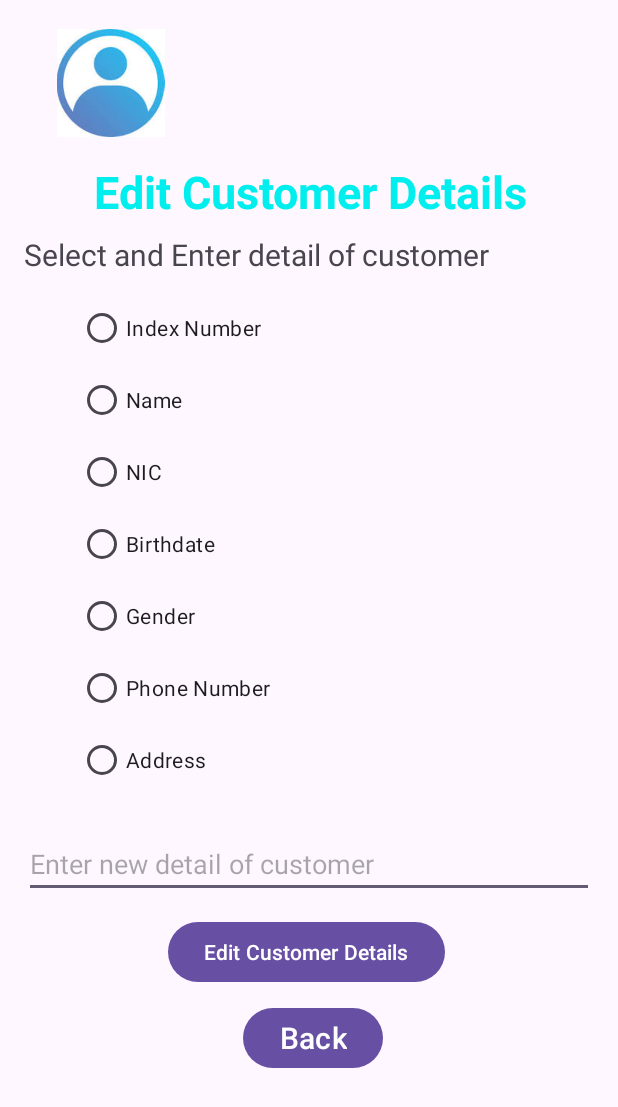
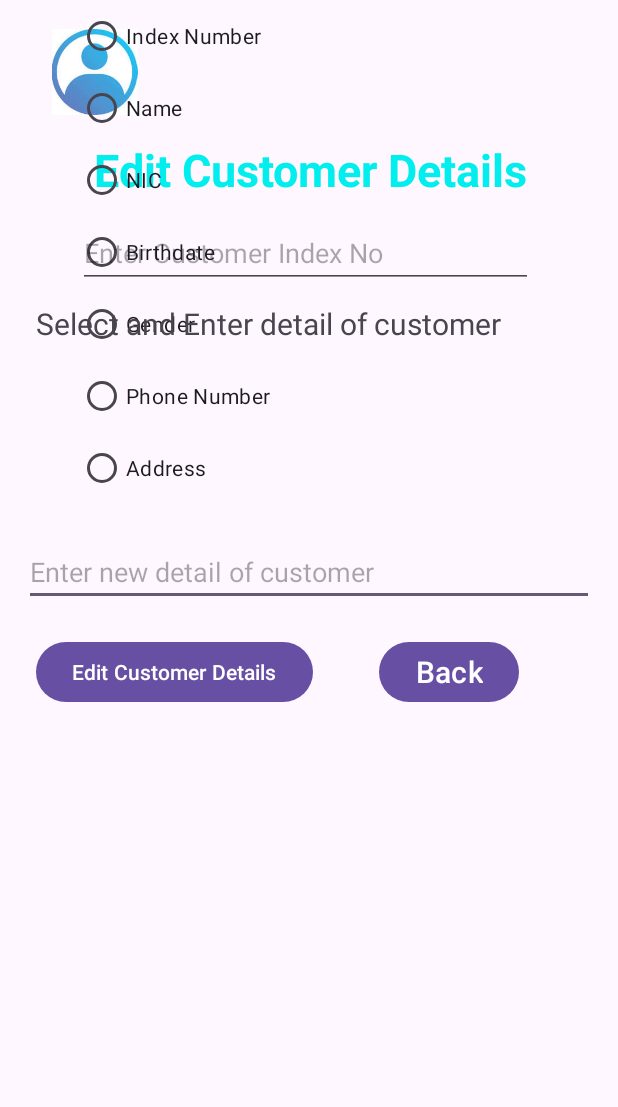
Before and after one commit to TharushiSamindara/ClientKeeper, an Android app: the EditCustomerActivity screen opened directly, with no data from a screen before it, on a phone screen of 412 x 824 dp. Shown: the top 1107 px of the screen. Run offline under Robolectric (Android 15) with nearby library versions, the phone set to English and light mode, and no system bars.

Commit message:
edit text function

```diff
--- a/app/src/main/java/com/example/clientkeeper/EditCustomerActivity.kt
+++ b/app/src/main/java/com/example/clientkeeper/EditCustomerActivity.kt
@@ -1,12 +1,18 @@
 package com.example.clientkeeper
 
+import android.annotation.SuppressLint
 import android.content.Intent
 import androidx.appcompat.app.AppCompatActivity
 import android.os.Bundle
+import android.provider.MediaStore.Audio.Radio
 import android.widget.Button
+import android.widget.EditText
+import android.widget.RadioButton
+import android.widget.RadioGroup
 import android.widget.TextView
 
 class EditCustomerActivity : AppCompatActivity() {
+    @SuppressLint("MissingInflatedId")
     override fun onCreate(savedInstanceState: Bundle?) {
         super.onCreate(savedInstanceState)
         setContentView(R.layout.activity_edit_customer)
@@ -17,6 +23,12 @@ class EditCustomerActivity : AppCompatActivity() {
 
         val usernameInsert = findViewById<TextView>(R.id.txtUsername)
         usernameInsert.text = usernameFromLogin
+
+        //get column name
+        val editColumn = findViewById<RadioGroup>(R.id.radioGroup)
+
+        //get edited customer index
+        val editedCustomerIndex = findViewById<EditText>(R.id.editTextEditedIndex)
 
         //back button
         val btnBack = findViewById<Button>(R.id.btnBack)
--- a/app/src/main/res/layout/activity_edit_customer.xml
+++ b/app/src/main/res/layout/activity_edit_customer.xml
@@ -22,8 +22,8 @@
 
     <ImageView
         android:id="@+id/imageProfile"
-        android:layout_width="103dp"
-        android:layout_height="72dp"
+        android:layout_width="82dp"
+        android:layout_height="57dp"
         android:layout_marginStart="22dp"
         android:layout_marginTop="19dp"
         app:layout_constraintStart_toStartOf="parent"
@@ -32,8 +32,8 @@
 
     <TextView
         android:id="@+id/txtUsername"
-        android:layout_width="228dp"
-        android:layout_height="46dp"
+        android:layout_width="197dp"
+        android:layout_height="31dp"
         android:layout_marginStart="20dp"
         android:layout_marginTop="39dp"
         android:text=" "
@@ -46,9 +46,8 @@
         android:layout_width="306dp"
         android:layout_height="346dp"
         android:layout_marginStart="52dp"
-        android:layout_marginTop="11dp"
         app:layout_constraintStart_toStartOf="parent"
-        app:layout_constraintTop_toBottomOf="@+id/textView20">
+        tools:layout_editor_absoluteY="235dp">
 
         <RadioButton
             android:id="@+id/radioIndexNo"
@@ -97,12 +96,12 @@
         android:id="@+id/textView20"
         android:layout_width="wrap_content"
         android:layout_height="wrap_content"
-        android:layout_marginStart="16dp"
-        android:layout_marginTop="9dp"
+        android:layout_marginStart="24dp"
+        android:layout_marginTop="10dp"
         android:text="Select and Enter detail of customer"
         android:textSize="20dp"
         app:layout_constraintStart_toStartOf="parent"
-        app:layout_constraintTop_toBottomOf="@+id/textView17" />
+        app:layout_constraintTop_toBottomOf="@+id/editTextEditedIndex" />
 
     <EditText
         android:id="@+id/editTextSearchingDetail"
@@ -120,8 +119,8 @@
         android:id="@+id/btnSearch"
         android:layout_width="wrap_content"
         android:layout_height="wrap_content"
-        android:layout_marginStart="112dp"
-        android:layout_marginTop="12dp"
+        android:layout_marginStart="24dp"
+        android:layout_marginTop="20dp"
         android:text="Edit Customer Details"
         app:layout_constraintStart_toStartOf="parent"
         app:layout_constraintTop_toBottomOf="@+id/editTextSearchingDetail" />
@@ -130,11 +129,23 @@
         android:id="@+id/btnBack"
         android:layout_width="wrap_content"
         android:layout_height="wrap_content"
-        android:layout_marginStart="162dp"
-        android:layout_marginTop="9dp"
+        android:layout_marginStart="44dp"
+        android:layout_marginTop="20dp"
         android:text="Back"
         android:textSize="20dp"
+        app:layout_constraintStart_toEndOf="@+id/btnSearch"
+        app:layout_constraintTop_toBottomOf="@+id/editTextSearchingDetail" />
+
+    <EditText
+        android:id="@+id/editTextEditedIndex"
+        android:layout_width="303dp"
+        android:layout_height="46dp"
+        android:layout_marginStart="52dp"
+        android:layout_marginTop="14dp"
+        android:ems="10"
+        android:hint="Enter Customer Index No"
+        android:inputType="text"
         app:layout_constraintStart_toStartOf="parent"
-        app:layout_constraintTop_toBottomOf="@+id/btnSearch" />
+        app:layout_constraintTop_toBottomOf="@+id/textView17" />
 
 </androidx.constraintlayout.widget.ConstraintLayout>
```
